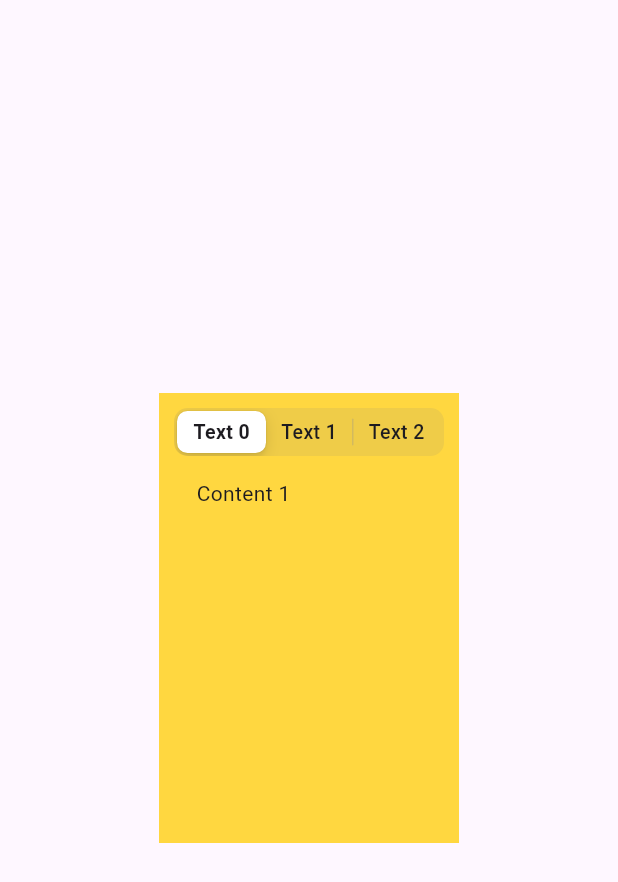
After one commit to s6319410018/Dart_All_Widget, a Flutter app: the CupertinoSlidingSegmentesControlWidget screen opened directly, on a phone screen of 412 x 824 dp. The commit adds this screen. Shown: the top 882 px of the screen. Run offline on Flutter 3.47's test engine with Material 3 defaults, Android fonts, the phone set to English and light mode, and no system bars.

Commit message:
v.2 by 6319410018

```diff
--- /dev/null
+++ b/lib/Widget/CupertinoSlidingSegmentesControl.dart
@@ -0,0 +1,74 @@
+import 'package:flutter/cupertino.dart';
+import 'package:flutter/material.dart';
+
+class CupertinoSlidingSegmentesControlWidget extends StatefulWidget {
+  const CupertinoSlidingSegmentesControlWidget({super.key});
+
+  @override
+  State<CupertinoSlidingSegmentesControlWidget> createState() =>
+      _CupertinoSlidingSegmentesControlWidgetState();
+}
+
+class _CupertinoSlidingSegmentesControlWidgetState
+    extends State<CupertinoSlidingSegmentesControlWidget> {
+  @override
+  int? _Sliding = 0;
+
+  Widget build(BuildContext context) {
+    return Scaffold(
+      body: Center(
+        child: Container(
+          padding: EdgeInsets.all(10),
+          color: Colors.amberAccent,
+          height: 300,
+          width: 200,
+          child: Column(
+            children: [
+              CupertinoSlidingSegmentedControl(
+                children: {
+                  0: Text('Text 0'),
+                  1: Text('Text 1'),
+                  2: Text('Text 2'),
+                },
+                groupValue: _Sliding,
+                onValueChanged: (int? newValue) {
+                  setState(() {
+                    _Sliding = newValue;
+                  });
+                },
+              ),
+              if (_Sliding == 0)
+                Container(
+                  width: double.infinity,
+                  padding: EdgeInsets.all(15),
+                  child: Container(
+                    width: double
+                        .infinity, // This line makes the inner container expand to fill the outer container
+                    child: Text('Content 1'),
+                  ),
+                ),
+              if (_Sliding == 1)
+                Container(
+                  width: double.infinity,
+                  padding: EdgeInsets.all(15),
+                  child: Container(
+                    width: double.infinity,
+                    child: Text('Content 2'),
+                  ),
+                ),
+              if (_Sliding == 2)
+                Container(
+                  width: double.infinity,
+                  padding: EdgeInsets.all(15),
+                  child: Container(
+                    width: double.infinity,
+                    child: Text('Content 3'),
+                  ),
+                ),
+            ],
+          ),
+        ),
+      ),
+    );
+  }
+}
--- a/lib/Widget/CuppertinoPageScaffold.dart
+++ /dev/null
@@ -1,34 +0,0 @@
-import 'package:flutter/material.dart';
-import 'package:flutter/cupertino.dart'; // Import Cupertino widgets
-
-class CupertinoPageScaffoldWidget extends StatelessWidget {
-  const CupertinoPageScaffoldWidget({Key? key}) : super(key: key);
-
-  @override
-  Widget build(BuildContext context) {
-    return CupertinoPageScaffold(
-      backgroundColor: Color.fromARGB(255, 0, 0, 0),
-      navigationBar: CupertinoNavigationBar(
-        backgroundColor: CupertinoColors.systemGrey.withOpacity(0.6),
-        middle: Text('Title'),
-      ),
-      child: Stack(
-        children: [
-          // Background image
-          Positioned.fill(
-            child: Image.asset(
-              'assets/images/4549.jpg',
-              fit: BoxFit.cover,
-            ),
-          ),
-          Center(
-            child: Text(
-              'Content goes here',
-              style: TextStyle(color: Colors.white),
-            ),
-          ),
-        ],
-      ),
-    );
-  }
-}
```
Also changed, not shown: lib/Widget/CupertinoPageScaffold.dart (+24 -11 lines), lib/Widget/CupertinoPicker.dart (added, +65 -0 lines), lib/Widget/CupertinoPopupSerFace.dart (added, +48 -0 lines), lib/Widget/CupertinoScrollBar.dart (added, +34 -0 lines), lib/Widget/CupertinoSearchTextField.dart (added, +22 -0 lines), lib/Widget/CupertinoSegmentedControl.dart (added, +82 -0 lines), lib/Widget/CupertinoSlider.dart (added, +40 -0 lines), lib/Widget/CupertinoSwitch.dart (added, +40 -0 lines), lib/main.dart (+9 -1 lines), 5 other files.
